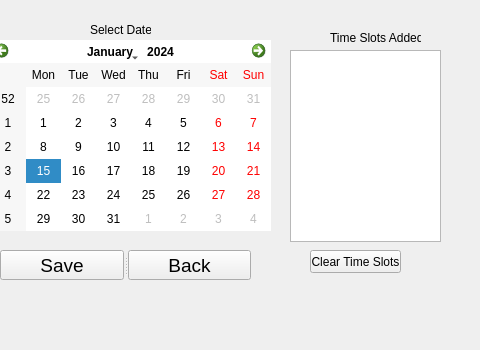
Qt form EventPlanner/eventadminmode.ui (lanegramling/EventPlanner_Project) before a commit; both pictures show x 260 to 740 and y 0 to 350 of the 740 by 350 pixel window.
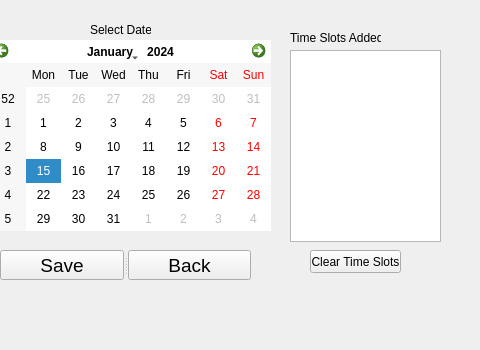
The same form after that commit.

```diff
--- a/EventPlanner/eventadminmode.ui
+++ b/EventPlanner/eventadminmode.ui
@@ -239,7 +239,7 @@
    <widget class="QLabel" name="label_5">
     <property name="geometry">
      <rect>
-      <x>590</x>
+      <x>550</x>
       <y>30</y>
       <width>91</width>
       <height>16</height>
```
